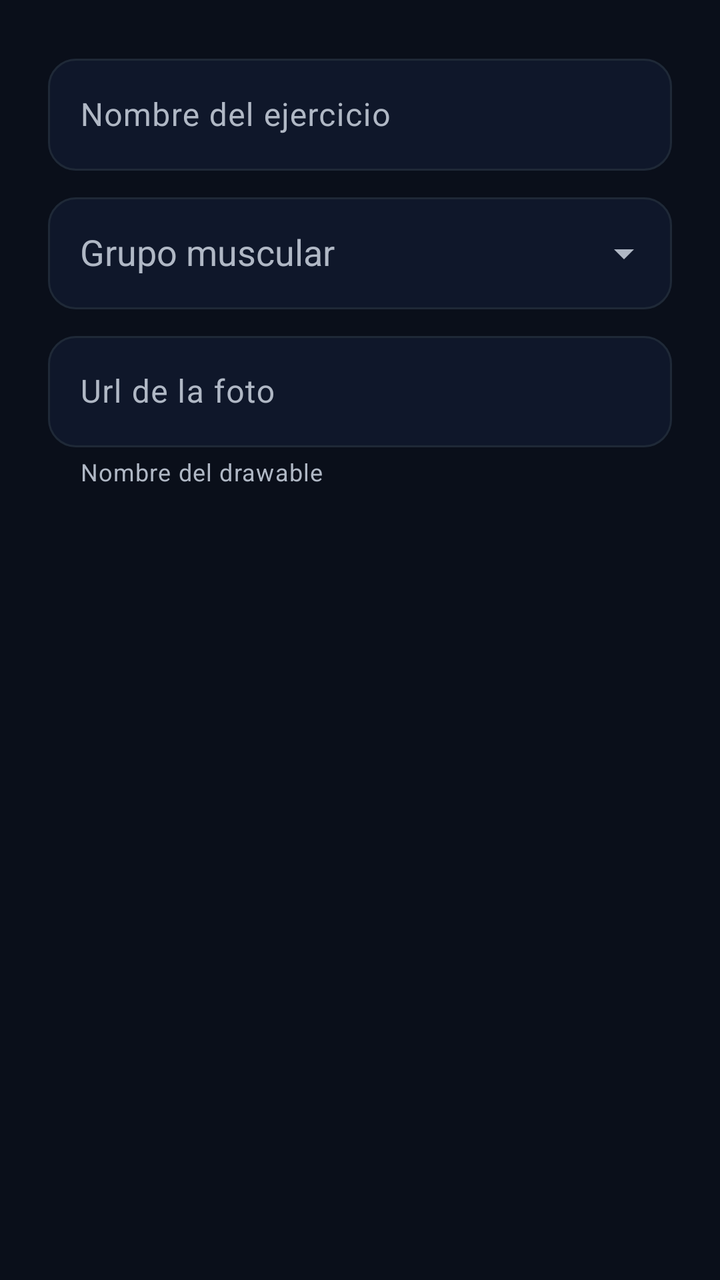
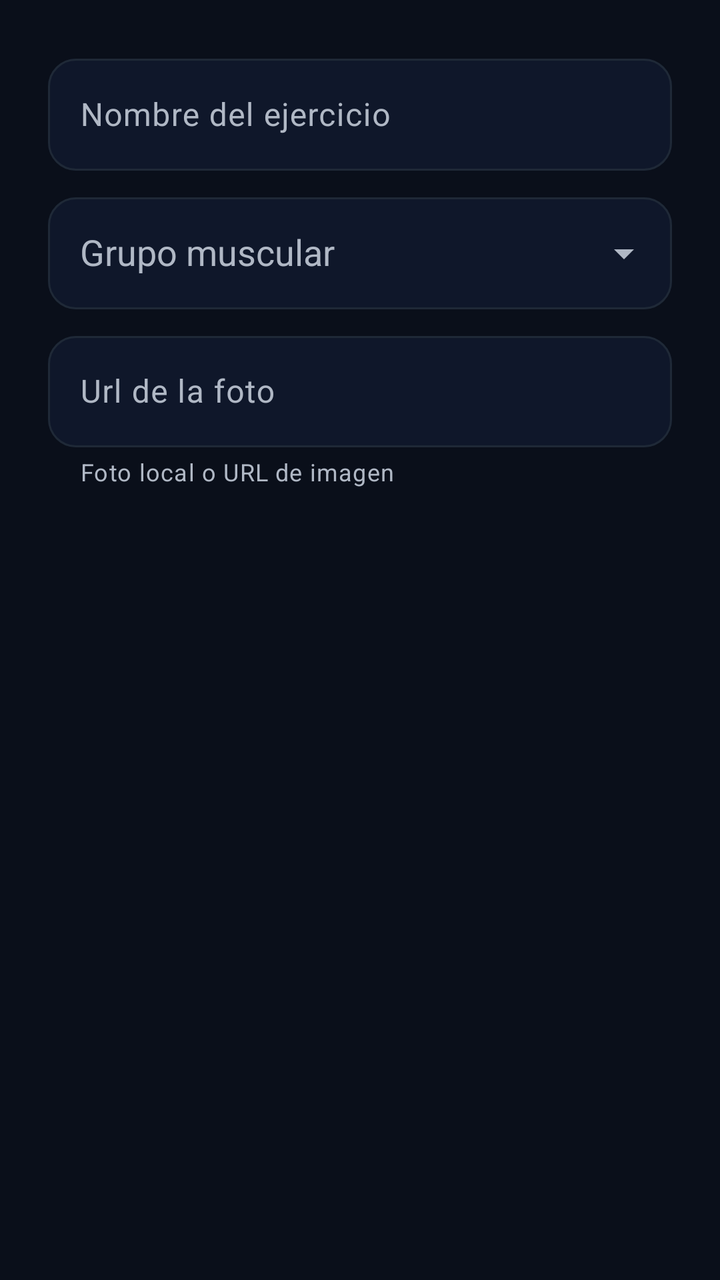

An Android layout rendered at two revisions. The XML below is the earlier revision; the diff shows what the commit changed to produce the second picture.
<!-- AndroidManifest.xml: application theme Theme.Marber -->
<!-- res/layout/dialog_agregar_modificar_ejercicio_catalogo.xml -->
<?xml version="1.0" encoding="utf-8"?>
<ScrollView
    xmlns:android="http://schemas.android.com/apk/res/android"
    xmlns:app="http://schemas.android.com/apk/res-auto"
    android:layout_width="match_parent"
    android:layout_height="wrap_content"
    android:fillViewport="true">

    <LinearLayout
        android:layout_width="match_parent"
        android:layout_height="wrap_content"
        android:orientation="vertical"
        android:padding="@dimen/space_large">

        <com.google.android.material.textfield.TextInputLayout
            android:id="@+id/campo_nombre_ejercicio"
            style="@style/Widget.Marber.TextInputLayout"
            android:layout_width="match_parent"
            android:layout_height="wrap_content"
            android:hint="@string/ejercicio_nombre">

            <com.google.android.material.textfield.TextInputEditText
                android:id="@+id/input_nombre_ejercicio"
                android:layout_width="match_parent"
                android:layout_height="wrap_content"
                android:minHeight="@dimen/control_height"
                android:paddingStart="@dimen/space_medium"
                android:paddingEnd="@dimen/space_medium"
                android:inputType="textCapSentences"
                android:maxLength="80"
                android:singleLine="true"
                android:imeOptions="actionNext"/>

        </com.google.android.material.textfield.TextInputLayout>

        <com.google.android.material.textfield.TextInputLayout
            android:id="@+id/campo_grupo_muscular"
            style="@style/Widget.Marber.TextInputLayout"
            android:layout_width="match_parent"
            android:layout_height="wrap_content"
            android:layout_marginTop="@dimen/space_small"
            android:hint="@string/grupo_muscular"
            app:endIconMode="dropdown_menu">

            <com.google.android.material.textfield.MaterialAutoCompleteTextView
                android:id="@+id/input_grupo_muscular"
                android:layout_width="match_parent"
                android:layout_height="wrap_content"
                android:minHeight="@dimen/control_height"
                android:inputType="none"
                android:paddingStart="@dimen/space_medium"
                android:paddingEnd="@dimen/space_medium"
                android:saveEnabled="false"
                android:singleLine="true"
                app:dropDownBackgroundTint="@color/marber_surface"/>

        </com.google.android.material.textfield.TextInputLayout>

        <com.google.android.material.textfield.TextInputLayout
            android:id="@+id/campo_nombre_foto"
            style="@style/Widget.Marber.TextInputLayout"
            app:helperText="Nombre del drawable"
            android:layout_width="match_parent"
            android:layout_height="wrap_content"
            android:layout_marginTop="@dimen/space_small"
            android:hint="@string/url_foto">

            <com.google.android.material.textfield.TextInputEditText
                android:id="@+id/input_nombre_foto"
                android:layout_width="match_parent"
                android:layout_height="wrap_content"
                android:inputType="text"
                android:maxLength="80"
                android:singleLine="true"
                android:imeOptions="actionDone"/>

        </com.google.android.material.textfield.TextInputLayout>

        <TextView
            android:id="@+id/error_guardado_ejercicio"
            android:layout_width="match_parent"
            android:layout_height="wrap_content"
            android:layout_marginTop="@dimen/space_small"
            android:text="@string/ejercicio_guardado_error"
            android:textColor="@color/marber_error"
            android:accessibilityLiveRegion="polite"
            android:visibility="gone"/>

    </LinearLayout>

</ScrollView>
<!-- resources referenced by this layout -->
<resources>
  <color name="marber_error">#FF6B6B</color>
  <color name="marber_surface">#0F172A</color>
  <dimen name="control_height">56dp</dimen>
  <dimen name="space_large">24dp</dimen>
  <dimen name="space_medium">16dp</dimen>
  <dimen name="space_small">8dp</dimen>
  <string name="ejercicio_guardado_error">No se pudo guardar. Volvé a intentar.</string>
  <string name="ejercicio_nombre">Nombre del ejercicio</string>
  <string name="grupo_muscular">Grupo muscular</string>
  <string name="url_foto">Url de la foto</string>
  <style name="Widget.Marber.TextInputLayout" parent="Widget.Material3.TextInputLayout.OutlinedBox">
          <item name="boxBackgroundColor">@color/marber_surface</item>
          <item name="boxStrokeWidth">@dimen/stroke_width</item>
          <item name="boxStrokeWidthFocused">@dimen/stroke_width_focused</item>
          <item name="boxStrokeErrorColor">@color/marber_error</item>
          <item name="boxCornerRadiusTopStart">@dimen/control_corner_radius</item>
          <item name="boxCornerRadiusTopEnd">@dimen/control_corner_radius</item>
          <item name="boxCornerRadiusBottomStart">@dimen/control_corner_radius</item>
          <item name="boxCornerRadiusBottomEnd">@dimen/control_corner_radius</item>
          <item name="android:textColorHint">@color/marber_text_medium</item>
          <item name="hintTextColor">@color/marber_primary</item>
          <item name="errorTextColor">@color/marber_error</item>
          <item name="endIconTint">@color/marber_text_medium</item>
      </style>
  <style name="Theme.Marber" parent="Base.Theme.Marber" />
  <dimen name="stroke_width">1dp</dimen>
  <dimen name="stroke_width_focused">2dp</dimen>
  <dimen name="control_corner_radius">14dp</dimen>
  <color name="marber_text_medium">#B0B8C5</color>
  <color name="marber_primary">#1E6BFF</color>
  <style name="Base.Theme.Marber" parent="Platform.Theme.Marber">
          <item name="colorPrimary">@color/marber_primary</item>
          <item name="colorOnPrimary">@color/marber_text_high</item>
          <item name="colorSurface">@color/marber_surface</item>
          <item name="colorOnSurface">@color/marber_text_high</item>
          <item name="colorOnSurfaceVariant">@color/marber_text_medium</item>
          <item name="colorOutline">@color/marber_surface_alt</item>
          <item name="colorOnBackground">@color/marber_text_high</item>
          <item name="android:colorBackground">@color/marber_background</item>
          <item name="android:windowBackground">@color/marber_background</item>
          <item name="colorError">@color/marber_error</item>
          <item name="colorOnError">@color/marber_background</item>
          <item name="android:textColorPrimary">@color/marber_text_high</item>
          <item name="android:textColorSecondary">@color/marber_text_medium</item>
          <item name="android:statusBarColor">@color/marber_background</item>
          <item name="android:navigationBarColor">@color/marber_background</item>
          <item name="android:windowLightStatusBar">false</item>
      </style>
  <style name="Platform.Theme.Marber" parent="Theme.Material3.DayNight.NoActionBar" />
  <color name="marber_text_high">#FFFFFF</color>
  <color name="marber_surface_alt">#1F2937</color>
  <color name="marber_background">#0A0F1A</color>
</resources>

<!-- the commit's change to res/layout/dialog_agregar_modificar_ejercicio_catalogo.xml (unified diff, before → after) -->
@@ -59,7 +59,7 @@
         <com.google.android.material.textfield.TextInputLayout
             android:id="@+id/campo_nombre_foto"
             style="@style/Widget.Marber.TextInputLayout"
-            app:helperText="Nombre del drawable"
+            app:helperText="@string/foto_enlace"
             android:layout_width="match_parent"
             android:layout_height="wrap_content"
             android:layout_marginTop="@dimen/space_small"
@@ -70,7 +70,7 @@
                 android:layout_width="match_parent"
                 android:layout_height="wrap_content"
                 android:inputType="text"
-                android:maxLength="80"
+                android:maxLength="2048"
                 android:singleLine="true"
                 android:imeOptions="actionDone"/>
 
<!-- resource entries referenced after the edit -->
@@ -8,6 +8,7 @@
   <dimen name="space_small">8dp</dimen>
   <string name="ejercicio_guardado_error">No se pudo guardar. Volvé a intentar.</string>
   <string name="ejercicio_nombre">Nombre del ejercicio</string>
+  <string name="foto_enlace">Foto local o URL de imagen</string>
   <string name="grupo_muscular">Grupo muscular</string>
   <string name="url_foto">Url de la foto</string>
   <style name="Widget.Marber.TextInputLayout" parent="Widget.Material3.TextInputLayout.OutlinedBox">
